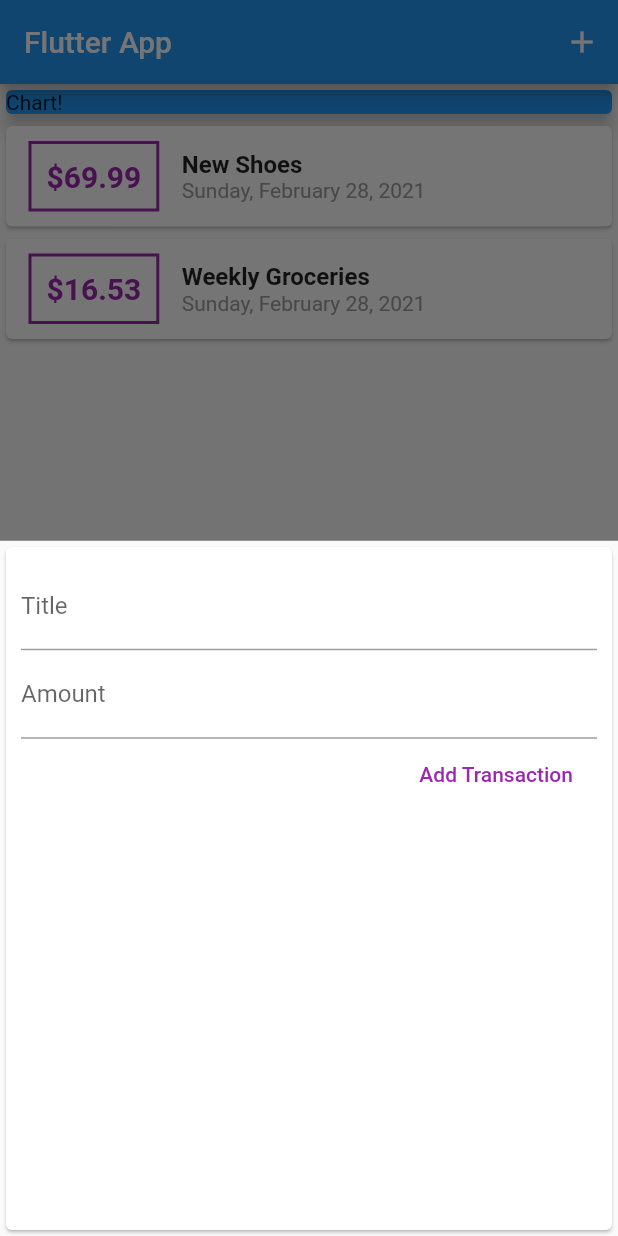
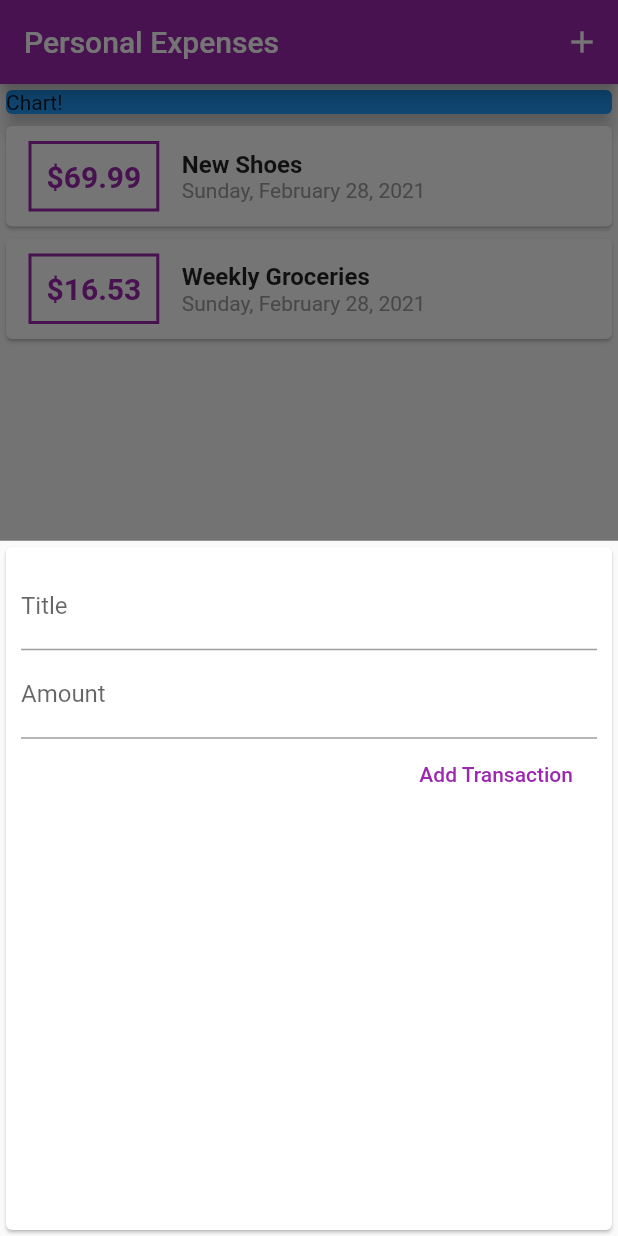
Before and after one commit to Kulpreet-Singh/personal_expenses_flutter, a Flutter app: the screen it shows after launch, after a tap on the "add" icon, on a phone screen of 412 x 824 dp. Run offline on Flutter 3.47's test engine with Material 2 defaults, Android fonts, the phone set to English and light mode, and no system bars.

Commit message:
configuring and using themes

```diff
--- a/lib/main.dart
+++ b/lib/main.dart
@@ -9,7 +9,11 @@ class MyApp extends StatelessWidget {
   @override
   Widget build(BuildContext context) {
     return MaterialApp(
-      title: 'Flutter App',
+      title: 'Personal Expenses',
+      theme: ThemeData(
+        primarySwatch: Colors.purple,
+        accentColor: Colors.amber,
+      ),
       home: MyHomePage(),
     );
   }
@@ -61,7 +65,7 @@ class _MyHomePageState extends State<MyHomePage> {
   Widget build(BuildContext context) {
     return Scaffold(
       appBar: AppBar(
-        title: Text('Flutter App'),
+        title: Text('Personal Expenses'),
         actions: [
           IconButton(
             icon: Icon(Icons.add),
--- a/lib/widgets/new_transaction.dart
+++ b/lib/widgets/new_transaction.dart
@@ -55,7 +55,7 @@ class _NewTransactionState extends State<NewTransaction> {
               child: Text(
                 'Add Transaction',
               ),
-              textColor: Colors.purple,
+              textColor: Theme.of(context).primaryColor,
               onPressed: submitData,
             )
           ],
--- a/lib/widgets/transaction_list.dart
+++ b/lib/widgets/transaction_list.dart
@@ -25,12 +25,12 @@ class TransactionList extends StatelessWidget {
                     style: TextStyle(
                       fontSize: 20,
                       fontWeight: FontWeight.bold,
-                      color: Colors.purple,
+                      color: Theme.of(context).primaryColor,
                     ),
                   ),
                   decoration: BoxDecoration(
                     border: Border.all(
-                      color: Colors.purple,
+                      color: Theme.of(context).primaryColor,
                       width: 2,
                     ),
                   ),
```
